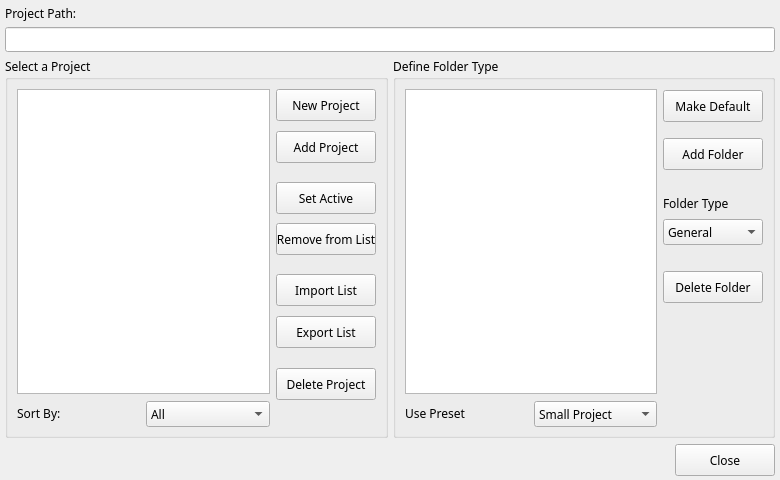
Qt form ui/ProjectManager.ui (skhaz/neutron3d) before a commit.
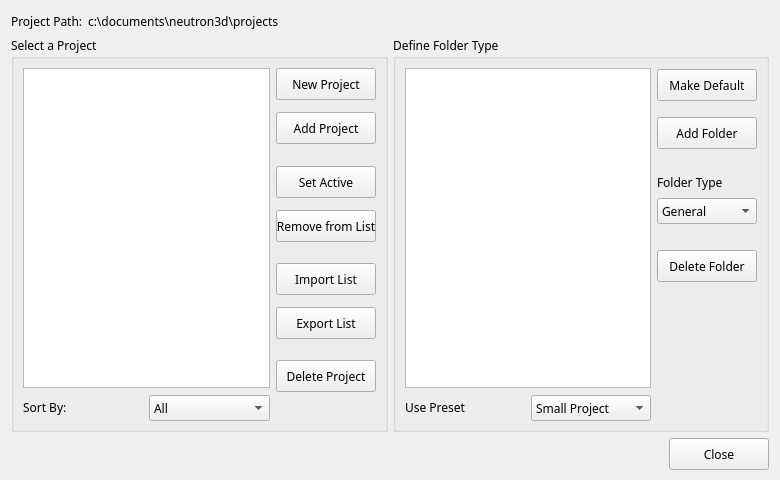
The same form after that commit. Icons and pictures are not drawn.

Diff of the .ui file:
```diff
--- a/ui/ProjectManager.ui
+++ b/ui/ProjectManager.ui
@@ -31,14 +31,42 @@
    <string notr="true" />
   </property>
   <layout class="QGridLayout" name="gridLayout_4" >
-   <property name="margin" >
-    <number>5</number>
-   </property>
    <property name="spacing" >
     <number>5</number>
    </property>
    <item row="0" column="0" >
-    <layout class="QVBoxLayout" name="verticalLayout_3" >
+    <layout class="QHBoxLayout" name="horizontalLayout" >
+     <item>
+      <spacer name="horizontalSpacer_2" >
+       <property name="orientation" >
+        <enum>Qt::Horizontal</enum>
+       </property>
+       <property name="sizeHint" stdset="0" >
+        <size>
+         <width>40</width>
+         <height>20</height>
+        </size>
+       </property>
+      </spacer>
+     </item>
+     <item>
+      <widget class="QLabel" name="lbl_projectPath_2" >
+       <property name="font" >
+        <font>
+         <family>Lucida Grande, Segoe UI</family>
+        </font>
+       </property>
+       <property name="layoutDirection" >
+        <enum>Qt::LeftToRight</enum>
+       </property>
+       <property name="autoFillBackground" >
+        <bool>false</bool>
+       </property>
+       <property name="text" >
+        <string>c:\documents\neutron3d\projects</string>
+       </property>
+      </widget>
+     </item>
      <item>
       <widget class="QLabel" name="lbl_projectPath" >
        <property name="font" >
@@ -57,33 +85,6 @@
        </property>
       </widget>
      </item>
-     <item>
-      <widget class="QLineEdit" name="tbx_path" >
-       <property name="font" >
-        <font>
-         <family>Lucida Grande, Segoe UI</family>
-        </font>
-       </property>
-       <property name="layoutDirection" >
-        <enum>Qt::LeftToRight</enum>
-       </property>
-       <property name="styleSheet" >
-        <string notr="true" />
-       </property>
-       <property name="text" >
-        <string/>
-       </property>
-       <property name="frame" >
-        <bool>true</bool>
-       </property>
-       <property name="cursorPosition" >
-        <number>0</number>
-       </property>
-       <property name="readOnly" >
-        <bool>true</bool>
-       </property>
-      </widget>
-     </item>
     </layout>
    </item>
    <item row="1" column="0" >
```
Left out of the diff: 4 changed lines with no effect on the pictures.
